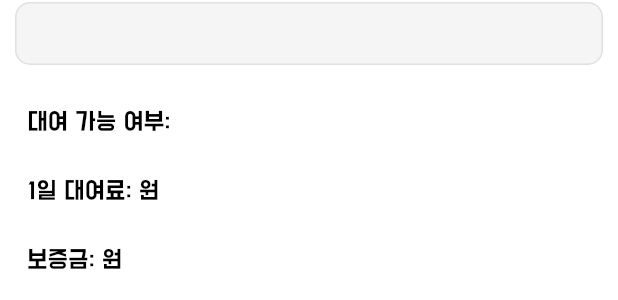
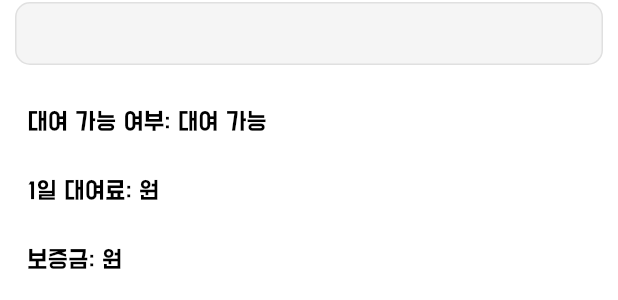
Before and after one commit to FlySamryong/Meodeun_Daeyeo_frontend, a Flutter app: the ItemDetailBoxWidget widget shown alone on an empty page, opened directly with empty values, on a phone screen of 412 x 824 dp. Shown: the part 643-943 px from the top of the screen. Run offline on Flutter 3.47's test engine with Material 3 defaults, Android fonts, the light colour scheme and no system bars; our stand-ins replace responsive_builder, shared_preferences; missing offline and left inert: dart:html, kakao_flutter_sdk, stomp_dart_client; accounts and stored records are empty.

Commit message:
:recycle: [Refactor] 아이템 상세 박스 반환값 변경

```diff
--- a/lib/ui/item/detail/item_detail_box.dart
+++ b/lib/ui/item/detail/item_detail_box.dart
@@ -20,7 +20,8 @@ class ItemDetailBoxWidget extends StatelessWidget {
           const SizedBox(height: 20),
           _buildDescriptionBox(),
           const SizedBox(height: 20),
-          _buildDetailText('대여 가능 여부', data['status'] ?? '대여 가능'),
+          _buildDetailText(
+              '대여 가능 여부', data['status'] != 'RENTED' ? '대여 가능' : '대여 중'),
           _buildDetailText('1일 대여료', '${data['fee']}원'),
           _buildDetailText('보증금', '${data['deposit']}원'),
           _buildDetailText(
```
